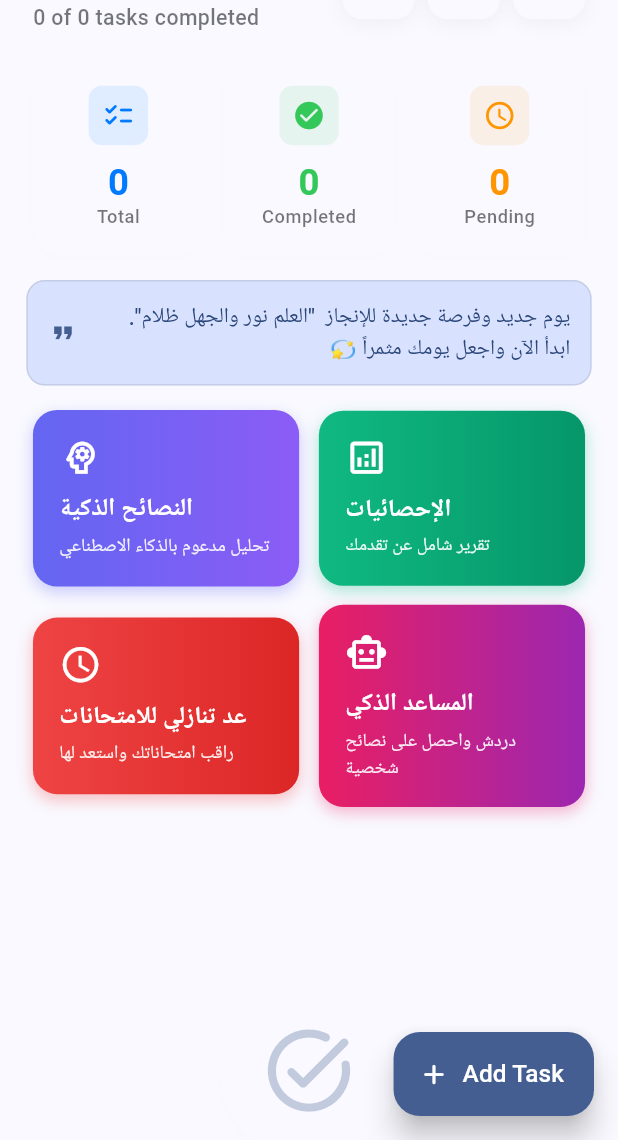
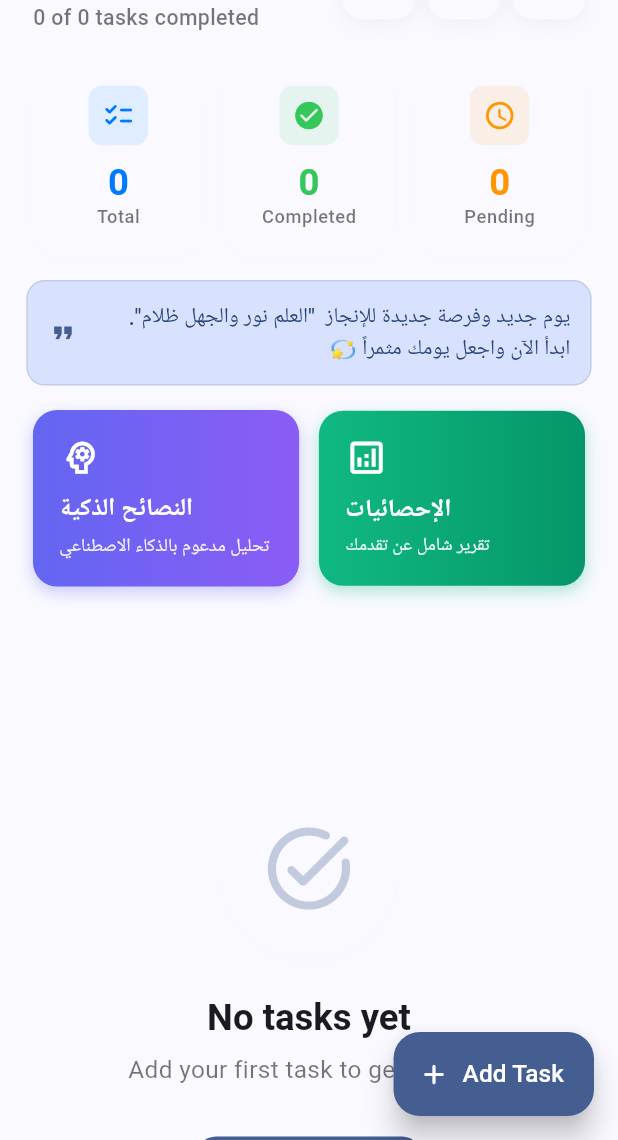
Before and after one commit to Ahmed4r/todoapp, a Flutter app: the screen it shows after launch, on a phone screen of 412 x 824 dp, the part 96-1236 px from its top. Run offline on Flutter 3.47's test engine with Material 3 defaults, Android fonts, the phone set to English and light mode, and no system bars; our stand-ins replace audioplayers, file_picker, flutter_dotenv, flutter_local_notifications, flutter_screenutil, google_fonts and 2 more; missing offline and left inert: audio_waveforms, record, syncfusion_flutter_pdf; accounts and stored records are empty; Roboto replaces fonts that are missing (SF Pro Display); statements that could not run were skipped.

Commit message:
refactor: Comment out unused action cards for exam countdown and chatbot in home page

```diff
--- a/lib/screens/home_page.dart
+++ b/lib/screens/home_page.dart
@@ -596,6 +596,23 @@ class _HomePageState extends State<HomePage> with TickerProviderStateMixin {
                   },
                 ),
               ),
+              // Expanded(
+              //   child: _buildActionCard(
+              //     title: 'عد تنازلي للامتحانات',
+              //     subtitle: 'راقب امتحاناتك واستعد لها',
+              //     icon: Icons.schedule,
+              //     gradient: const LinearGradient(
+              //       colors: [Color(0xFFEF4444), Color(0xFFDC2626)],
+              //     ),
+              //     onTap: () {
+              //       Navigator.of(context).push(
+              //         MaterialPageRoute(
+              //           builder: (context) => const ExamCountdownPage(),
+              //         ),
+              //       );
+              //     },
+              //   ),
+              // ),
               SizedBox(width: 12.w),
               Expanded(
                 child: _buildActionCard(
@@ -618,45 +635,29 @@ class _HomePageState extends State<HomePage> with TickerProviderStateMixin {
           ),
           SizedBox(height: 12.h),
           // Second row with Exam Countdown and Chatbot
-          Row(
-            children: [
-              Expanded(
-                child: _buildActionCard(
-                  title: 'عد تنازلي للامتحانات',
-                  subtitle: 'راقب امتحاناتك واستعد لها',
-                  icon: Icons.schedule,
-                  gradient: const LinearGradient(
-                    colors: [Color(0xFFEF4444), Color(0xFFDC2626)],
-                  ),
-                  onTap: () {
-                    Navigator.of(context).push(
-                      MaterialPageRoute(
-                        builder: (context) => const ExamCountdownPage(),
-                      ),
-                    );
-                  },
-                ),
-              ),
-              SizedBox(width: 12.w),
-              Expanded(
-                child: _buildActionCard(
-                  title: 'المساعد الذكي',
-                  subtitle: 'دردش واحصل على نصائح شخصية',
-                  icon: Icons.smart_toy_outlined,
-                  gradient: const LinearGradient(
-                    colors: [Color(0xFFE91E63), Color(0xFF9C27B0)],
-                  ),
-                  onTap: () {
-                    Navigator.of(context).push(
-                      MaterialPageRoute(
-                        builder: (context) => const ChatbotPage(),
-                      ),
-                    );
-                  },
-                ),
-              ),
-            ],
-          ),
+          // Row(
+          //   children: [
+
+          //     SizedBox(width: 12.w),
+          //     Expanded(
+          //       child: _buildActionCard(
+          //         title: 'المساعد الذكي',
+          //         subtitle: 'دردش واحصل على نصائح شخصية',
+          //         icon: Icons.smart_toy_outlined,
+          //         gradient: const LinearGradient(
+          //           colors: [Color(0xFFE91E63), Color(0xFF9C27B0)],
+          //         ),
+          //         onTap: () {
+          //           Navigator.of(context).push(
+          //             MaterialPageRoute(
+          //               builder: (context) => const ChatbotPage(),
+          //             ),
+          //           );
+          //         },
+          //       ),
+          //     ),
+          //   ],
+          // ),
         ],
       ),
     );
```
